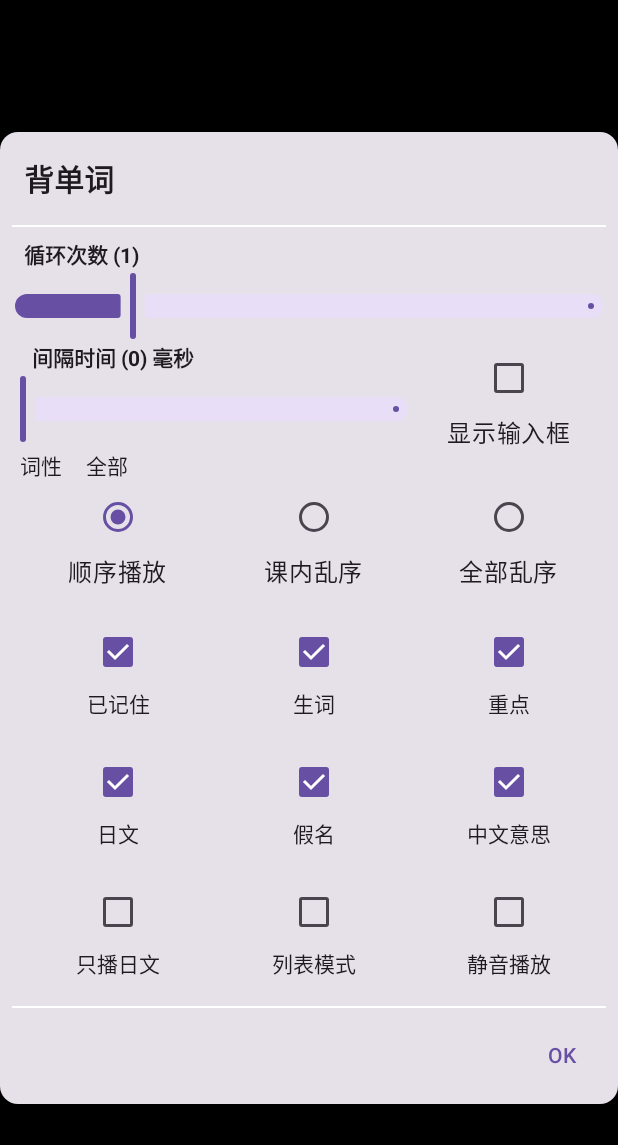
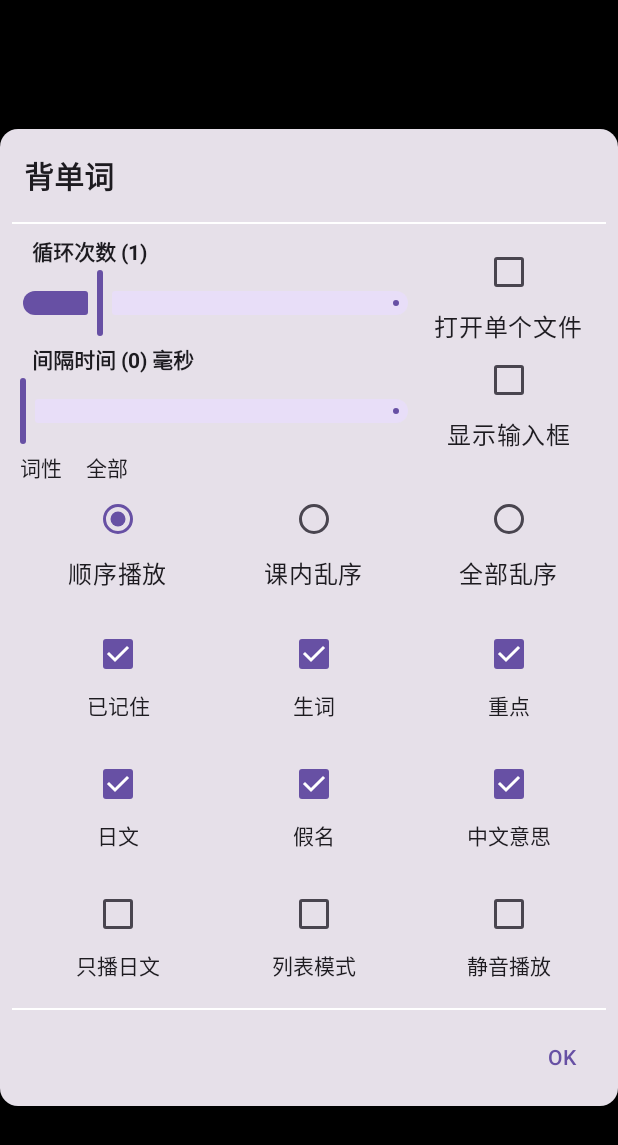
Before and after one commit to FrankLiQiang/WordDataClass, an Android app built with Jetpack Compose: the screen it shows after launch (MainActivity), on a phone screen of 412 x 824 dp. Shown: the top 1145 px of the screen. Run offline under Robolectric (Android 15) with nearby library versions, the phone set to English and light mode, and no system bars; our stand-ins replace accompanist; missing, so only their content is drawn: WordTheme.

Commit message:
初期启动，自动进入选择文件步骤 增加单个文件 复选框 增加 打开文件 复选框 (初期，不显示) 列表播放时，任意点击某一单词，单词序号显示错误

```diff
--- a/app/src/main/java/com/frank/word/ReadTextFile.kt
+++ b/app/src/main/java/com/frank/word/ReadTextFile.kt
@@ -19,6 +19,8 @@ var wordShowIndex = 0
 var loopIndex: Int = 0
 var loopNumber by mutableStateOf(1)
 var sortType by mutableStateOf(0)
+var isOpenSingleFile by mutableStateOf(false)
+var isOpenFile by mutableStateOf(true)
 
 fun readTextFile(index: Int) {
     var start = pathAndName.lastIndexOf("/")
--- a/app/src/main/java/com/frank/word/ui/SettingDialog.kt
+++ b/app/src/main/java/com/frank/word/ui/SettingDialog.kt
@@ -22,6 +22,7 @@ import androidx.compose.material3.Text
 import androidx.compose.material3.TextButton
 import androidx.compose.runtime.Composable
 import androidx.compose.ui.Alignment.Companion.CenterHorizontally
+import androidx.compose.ui.Alignment.Companion.CenterVertically
 import androidx.compose.ui.Modifier
 import androidx.compose.ui.graphics.Color
 import androidx.compose.ui.platform.LocalContext
@@ -39,6 +40,8 @@ import com.frank.word.iShowNormal
 import com.frank.word.iShowPronunciation
 import com.frank.word.isFirstTime
 import com.frank.word.isForeignOnly
+import com.frank.word.isOpenFile
+import com.frank.word.isOpenSingleFile
 import com.frank.word.isShowCixingDialog
 import com.frank.word.isShowEditText
 import com.frank.word.isShowList
@@ -46,14 +49,16 @@ import com.frank.word.isShowSettingDialog
 import com.frank.word.isToSaveInfo
 import com.frank.word.loopNumber
 import com.frank.word.mediaPlayer
+import com.frank.word.openFolder
+import com.frank.word.openMP3
 import com.frank.word.pauseTime
 import com.frank.word.playVolume
 import com.frank.word.sortType
 
-
 @Composable
 fun ReadInfo() {
     val sp = LocalContext.current.getSharedPreferences("MY_WORD_RECITE_APP", Context.MODE_PRIVATE)
+    isOpenSingleFile = sp.getBoolean("isOpenSingleFile", false)
     loopNumber = sp.getInt("loopNumber", 1)
     pauseTime = sp.getLong("pauseTime", 0)
     isShowEditText = sp.getBoolean("isShowEditText", false)
@@ -74,6 +79,7 @@ fun ReadInfo() {
 fun SaveInfo() {
     val sp = LocalContext.current.getSharedPreferences("MY_WORD_RECITE_APP", Context.MODE_PRIVATE)
     val editor: SharedPreferences.Editor = sp.edit()
+    editor.putBoolean("isOpenSingleFile", isOpenSingleFile)
     editor.putInt("loopNumber", loopNumber)
     editor.putLong("pauseTime", pauseTime)
     editor.putBoolean("isShowEditText", isShowEditText)
@@ -112,12 +118,33 @@ private fun ShowSettingDialog(
 
             Column(modifier = Modifier.padding(8.dp)) {
 
+                Row(
+                    Modifier
+                        .fillMaxWidth()
+                ) {
                     Text(
                         text = LocalContext.current.getString(R.string.app_name),
                         fontWeight = FontWeight.Bold,
                         fontSize = 20.sp,
-                    modifier = Modifier.padding(8.dp)
+                        modifier = Modifier
+                            .padding(8.dp)
+                            .weight(1.0f)
                     )
+                    if (!isFirstTime) {
+                        Text(
+                            text = "打开音频",
+                            style = MaterialTheme.typography.bodyLarge,
+                            modifier = Modifier.align(CenterVertically)
+                        )
+                        Checkbox(
+                            checked = isOpenFile,
+                            onCheckedChange = {
+                                isOpenFile = !isOpenFile
+                            },
+                            modifier = Modifier.align(CenterVertically)
+                        )
+                    }
+                }
                 Spacer(modifier = Modifier.height(8.dp))
                 Row(
                     Modifier
@@ -127,6 +154,11 @@ private fun ShowSettingDialog(
                 ) {}
                 Spacer(modifier = Modifier.height(8.dp))
 
+                Row(Modifier.padding(start = 5.dp)) {
+                    Column(
+                        Modifier
+                            .weight(2.0f)
+                    ) {
                         Text(
                             text = LocalContext.current.getString(R.string.loop_count) + " (" + loopNumber.toString() + ")",
                             fontWeight = FontWeight.Bold,
@@ -140,6 +172,25 @@ private fun ShowSettingDialog(
                             valueRange = 0f..5f,
                             onValueChangeFinished = {}
                         )
+                    }
+                    Column(
+                        modifier = Modifier
+                            .weight(1.0f)
+                    ) {
+                        Checkbox(
+                            checked = isOpenSingleFile,
+                            onCheckedChange = {
+                                isOpenSingleFile = !isOpenSingleFile
+                            },
+                            modifier = Modifier.align(CenterHorizontally)
+                        )
+                        Text(
+                            text = "打开单个文件",
+                            style = MaterialTheme.typography.bodyLarge,
+                            modifier = Modifier.align(CenterHorizontally)
+                        )
+                    }
+                }
                 Row(Modifier.padding(start = 5.dp)) {
                     Column(
                         Modifier
@@ -425,13 +476,24 @@ fun SetSettingDialog() {
     if (isShowSettingDialog) {
         ShowSettingDialog(
             onDismiss = {
-                isShowSettingDialog = !isShowSettingDialog
-                isToSaveInfo = true
+                closeDialog()
             },
             onNegativeClick = {
-                isShowSettingDialog = !isShowSettingDialog
-                isToSaveInfo = true
+                closeDialog()
             },
         )
     }
 }
+
+fun closeDialog() {
+    isShowSettingDialog = !isShowSettingDialog
+    isToSaveInfo = true
+    if (isOpenFile) {
+        if (isOpenSingleFile) {
+            openMP3()
+        } else {
+            openFolder()
+        }
+        isOpenFile = false
+    }
+}
```
Also changed, not shown: app/src/main/java/com/frank/word/ui/Home.kt (+11 -1 lines). Lines whose indentation alone changed are shown as unchanged.
